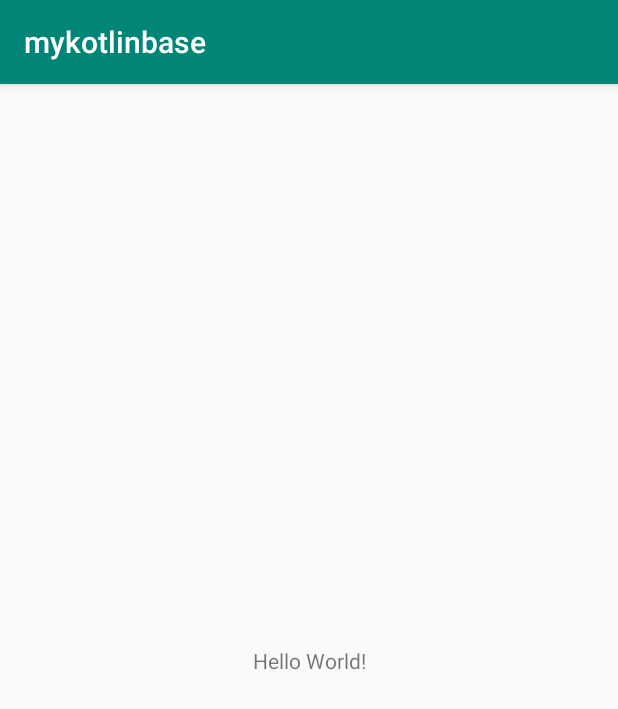
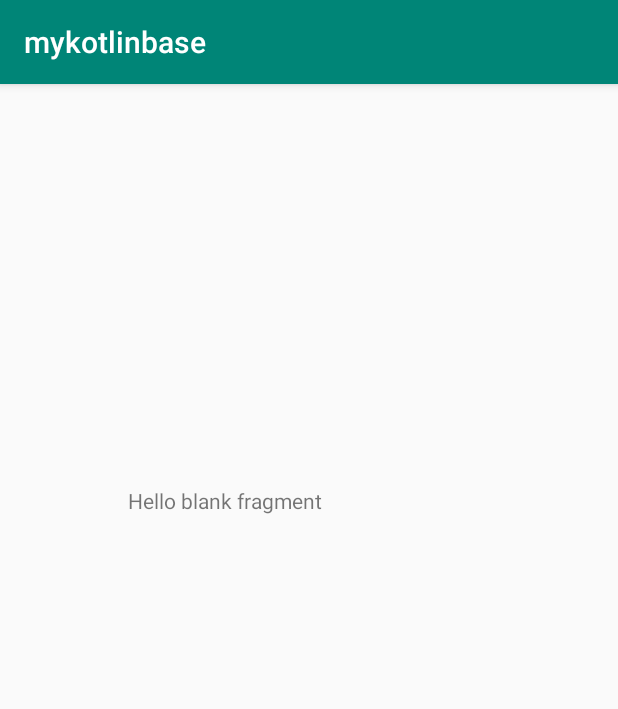
Before and after one commit to myNodeHub/gagkotlinmwp, an Android app: the screen it shows after launch (MainActivity), on a phone screen of 412 x 824 dp. Shown: the top 709 px of the screen. Run offline under Robolectric (Android 15) with nearby library versions, the phone set to English and light mode, and no system bars; our stand-ins replace Dagger/Hilt's generated code.

```diff
--- a/app/src/main/java/com/example/mykotlinbase/ui/main/MainActivity.kt
+++ b/app/src/main/java/com/example/mykotlinbase/ui/main/MainActivity.kt
@@ -3,16 +3,15 @@ package com.example.mykotlinbase.ui.main
 import android.support.v7.app.AppCompatActivity
 import android.os.Bundle
 import android.support.v4.app.Fragment
-import com.example.mykotlinbase.MyApplication
+import android.support.v4.app.FragmentManager
+import android.support.v4.app.FragmentTransaction
 import com.example.mykotlinbase.R
 import dagger.android.AndroidInjection
-import dagger.android.AndroidInjector
 import dagger.android.DispatchingAndroidInjector
-import dagger.android.support.DaggerAppCompatActivity
 import dagger.android.support.HasSupportFragmentInjector
 import javax.inject.Inject
 
-class MainActivity : DaggerAppCompatActivity(), HasSupportFragmentInjector {
+class MainActivity : AppCompatActivity(), HasSupportFragmentInjector {
 
     @Inject
     lateinit var dispatchingAndroidInjector: DispatchingAndroidInjector<Fragment>
@@ -28,6 +27,11 @@ class MainActivity : DaggerAppCompatActivity(), HasSupportFragmentInjector {
         super.onCreate(savedInstanceState)
         setContentView(R.layout.activity_main)
         println("!!!!!!!!!!!!!!!!! $presenterImpl")
+
+        val manager : FragmentManager = getSupportFragmentManager()
+        val transaction : FragmentTransaction = manager.beginTransaction()
+        transaction.add(R.id.LinearLayout, MainFragment.newInstance())
+        transaction.commit()
     }
 
 }
--- a/app/src/main/java/com/example/mykotlinbase/ui/main/MainFragment.kt
+++ b/app/src/main/java/com/example/mykotlinbase/ui/main/MainFragment.kt
@@ -12,9 +12,10 @@ import dagger.android.support.AndroidSupportInjection
 import javax.inject.Inject
 
 
-class MainFragment @Inject constructor() : Fragment(){
+class MainFragment @Inject constructor() : Fragment() {
 
-    @Inject lateinit var presenterImpl : PresenterImpl
+    @Inject
+    lateinit var presenterImpl: PresenterImpl
 
     override fun onAttach(context: Context?) {
         AndroidSupportInjection.inject(this)
@@ -29,4 +30,17 @@ class MainFragment @Inject constructor() : Fragment(){
     ): View? {
         return inflater.inflate(R.layout.main_fragment, container, false)
     }
+
+    override fun onViewCreated(view: View, savedInstanceState: Bundle?) {
+        super.onViewCreated(view, savedInstanceState)
+        presenterImpl.subscribe()
+    }
+
+    companion object {
+        private const val KEY_SAMPLE: String = "sample"
+
+        @JvmStatic
+        fun newInstance() = MainFragment()
+
+    }
 }
--- a/app/src/main/java/com/example/mykotlinbase/ui/main/PresenterImpl.kt
+++ b/app/src/main/java/com/example/mykotlinbase/ui/main/PresenterImpl.kt
@@ -8,7 +8,7 @@ public class PresenterImpl @Inject constructor() : MainContract.Presenter{
 
 
     override fun subscribe() {
-        TODO("not implemented")
+        println("!!---!!")
     }
 
     override fun unsubscribe() {
--- a/app/src/main/res/layout/activity_main.xml
+++ b/app/src/main/res/layout/activity_main.xml
@@ -6,14 +6,14 @@
         android:layout_width="match_parent"
         android:layout_height="match_parent"
         tools:context=".ui.main.MainActivity">
-
-    <TextView
-            android:layout_width="wrap_content"
-            android:layout_height="wrap_content"
-            android:text="Hello World!"
-            app:layout_constraintBottom_toBottomOf="parent"
-            app:layout_constraintLeft_toLeftOf="parent"
-            app:layout_constraintRight_toRightOf="parent"
-            app:layout_constraintTop_toTopOf="parent"/>
-
+    <LinearLayout
+            android:id="@+id/LinearLayout"
+            android:orientation="vertical"
+            android:layout_width="241dp"
+            android:layout_height="232dp"
+            android:layout_marginBottom="8dp"
+            app:layout_constraintBottom_toBottomOf="parent" app:layout_constraintEnd_toEndOf="parent"
+            android:layout_marginEnd="8dp" app:layout_constraintStart_toStartOf="parent"
+            android:layout_marginStart="8dp" android:layout_marginTop="8dp" app:layout_constraintTop_toTopOf="parent">
+    </LinearLayout>
 </android.support.constraint.ConstraintLayout>
```
